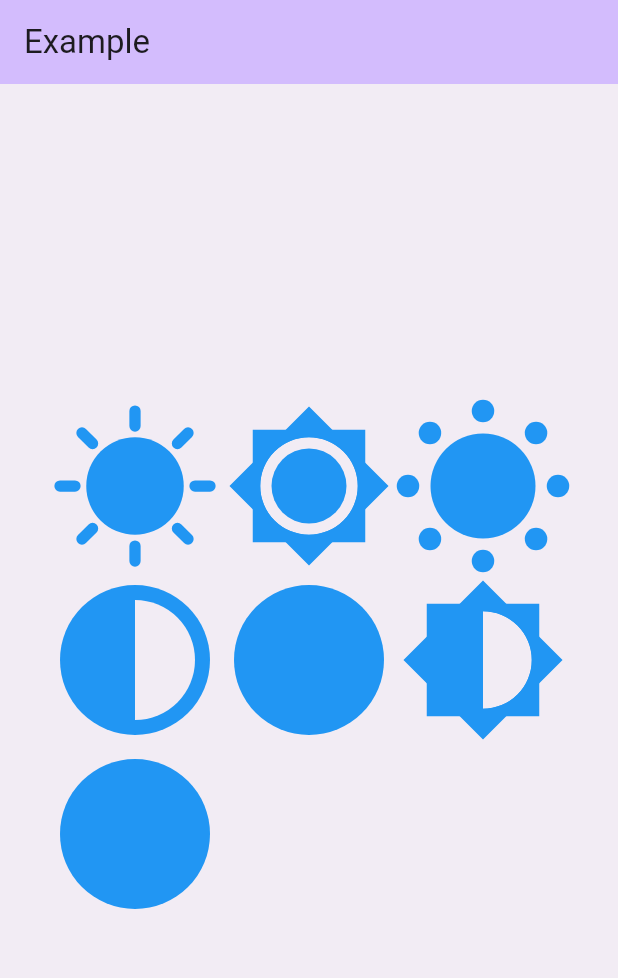
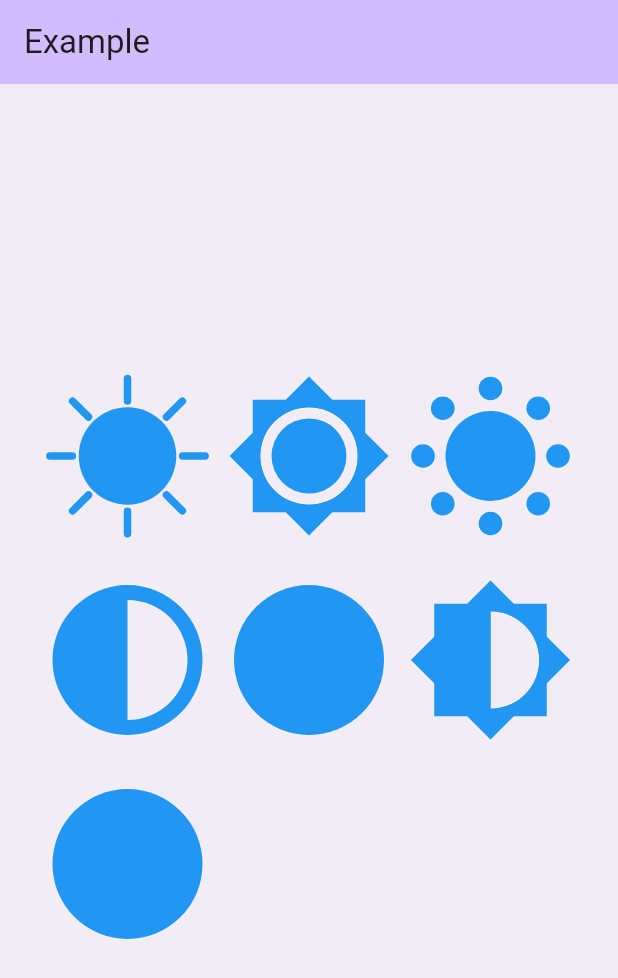
Before and after one commit to vchib1/LightDarkThemeToggle, a Flutter app: the screen it shows after launch, on a phone screen of 412 x 824 dp. Shown: the top 978 px of the screen. Run offline on Flutter 3.47's test engine with Material 3 defaults, Android fonts, the phone set to English and light mode, and no system bars.

Commit message:
added custom curve to animations

```diff
--- a/example/lib/main.dart
+++ b/example/lib/main.dart
@@ -35,11 +35,11 @@ class Example extends StatelessWidget {
       ),
       body: Center(
         child: Wrap(
+          spacing: 5,
+          runSpacing: 20,
           children: AnimationType.values.map(
             (e) {
-              return LightDarkThemeToggle(
-                animationType: e,
-              );
+              return LightDarkThemeToggle(animationType: e);
             },
           ).toList(),
         ),
--- a/lib/src/light_dark_theme_toggle.dart
+++ b/lib/src/light_dark_theme_toggle.dart
@@ -2,10 +2,10 @@ import 'package:flutter/material.dart';
 import 'model/animation_type.dart';
 import 'painters/painters.dart';
 
-const duration = Duration(milliseconds: 300);
-const reverseDuration = Duration(milliseconds: 300);
-const curve = Curves.easeInOut;
-const reverseCurve = Curves.ease;
+const duration = Duration(milliseconds: 500);
+const reverseDuration = Duration(milliseconds: 500);
+const curve = Curves.linear;
+const reverseCurve = Curves.linear;
 const size = 100.0;
 
 class LightDarkThemeToggle extends StatefulWidget {
--- a/lib/src/painters/dark_inner_painter.dart
+++ b/lib/src/painters/dark_inner_painter.dart
@@ -1,4 +1,3 @@
-import 'dart:math';
 import 'package:flutter/material.dart';
 import 'package:light_dark_theme_toggle/src/utils/get_radian.dart';
 
--- a/lib/src/painters/simple_painter.dart
+++ b/lib/src/painters/simple_painter.dart
@@ -4,6 +4,8 @@ class SimplePainter extends CustomPainter {
   final Animation<double> animation;
 
   const SimplePainter({required this.animation}) : super(repaint: animation);
+
+  double get progress => animation.value;
 
   @override
   void paint(Canvas canvas, Size size) {
@@ -26,7 +28,7 @@ class SimplePainter extends CustomPainter {
     final eclipsePaint = Paint()..blendMode = BlendMode.clear;
 
     // Move the eclipse circle from the right to the center
-    double translateX = size.width + (animation.value * -size.width * .70);
+    double translateX = size.width + (progress * -size.width * .70);
 
     // Apply translation to the canvas
     canvas.translate(translateX, -center.dy / 3);
@@ -40,6 +42,6 @@ class SimplePainter extends CustomPainter {
 
   @override
   bool shouldRepaint(covariant SimplePainter oldDelegate) {
-    return animation.value != oldDelegate.animation.value;
+    return false;
   }
 }
```
Also changed, not shown: lib/src/painters/classic_painter.dart (+8 -9 lines), lib/src/painters/expand_painter.dart (+9 -7 lines), lib/src/painters/inner_moon_painter.dart (+4 -3 lines).
